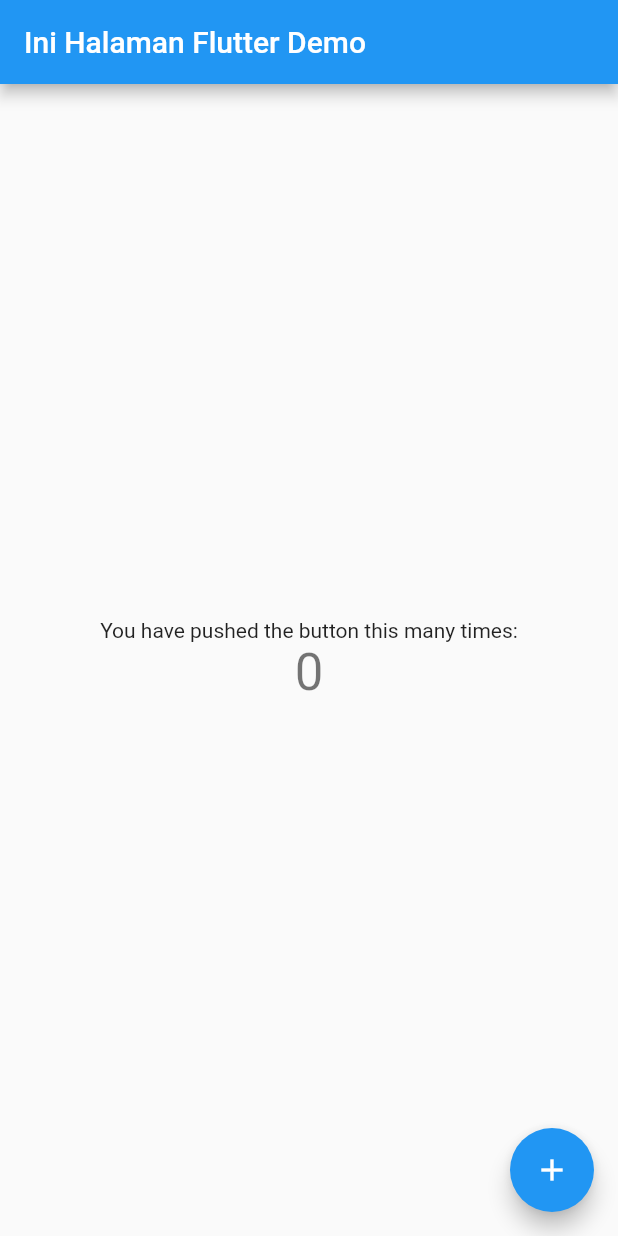
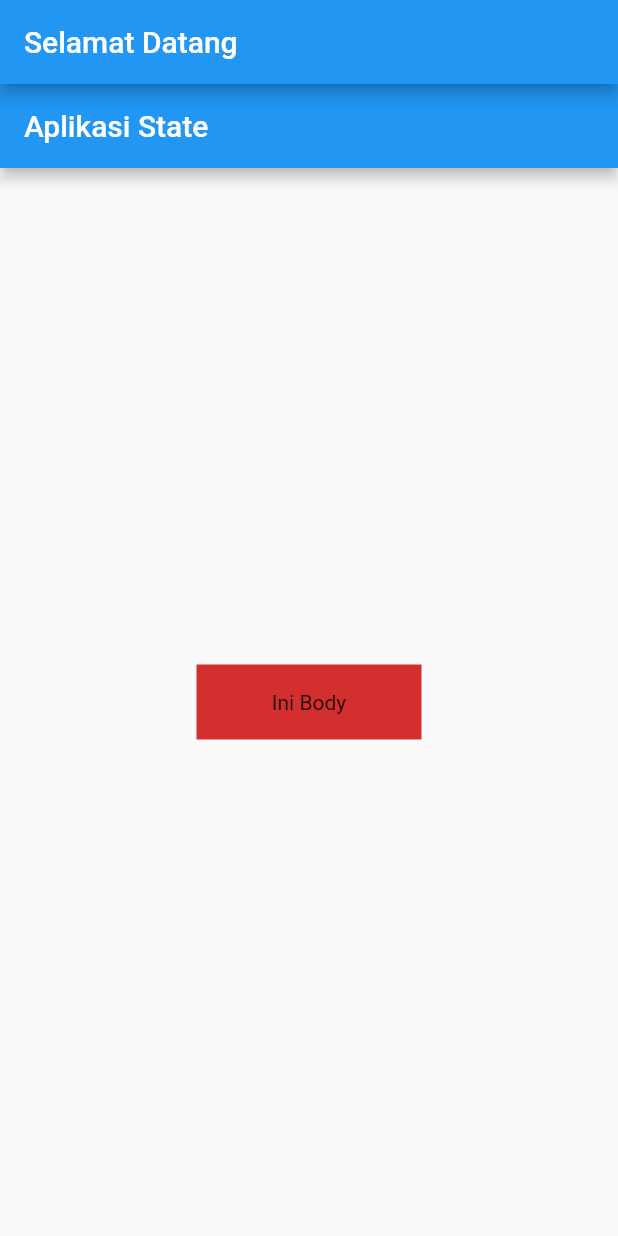
Before and after one commit to praztyobudi/SinauFlutter, a Flutter app: the screen it shows after launch, on a phone screen of 412 x 824 dp. Run offline on Flutter 3.47's test engine with Material 2 defaults, Android fonts, the phone set to English and light mode, and no system bars.

Commit message:
Application Life Cycle State
Inactive, pause, resume

```diff
--- a/lib/main.dart
+++ b/lib/main.dart
@@ -1,113 +1,70 @@
 import 'package:flutter/material.dart';
 
-void main() {
-  runApp(MyApp());
-}
+// void main() {
+//   runApp(MyApp());
+// }
+void main() => runApp(MyApp());
 
 class MyApp extends StatelessWidget {
-  // This widget is the root of your application.
   @override
   Widget build(BuildContext context) {
     return MaterialApp(
-      title: 'Flutter Demo',
-      theme: ThemeData(
-        // This is the theme of your application.
-        //
-        // Try running your application with "flutter run". You'll see the
-        // application has a blue toolbar. Then, without quitting the app, try
-        // changing the primarySwatch below to Colors.green and then invoke
-        // "hot reload" (press "r" in the console where you ran "flutter run",
-        // or simply save your changes to "hot reload" in a Flutter IDE).
-        // Notice that the counter didn't reset back to zero; the application
-        // is not restarted.
-        primarySwatch: Colors.blue,
+      debugShowCheckedModeBanner: false, //menghilangkan banner debug
+      home: Scaffold(
+        appBar: AppBar(
+          title: Text("Selamat Datang"),
+        ),
+        body: MainPage(),
       ),
-      home: MyHomePage(title: 'Ini Halaman Flutter Demo'),
     );
   }
 }
 
-class MyHomePage extends StatefulWidget {
-  MyHomePage({Key key, this.title}) : super(key: key);
+class MainPage extends StatefulWidget {
+  @override
+  _MainPageState createState() => _MainPageState();
+}
 
-  // This widget is the home page of your application. It is stateful, meaning
-  // that it has a State object (defined below) that contains fields that affect
-  // how it looks.
+class _MainPageState extends State<MainPage> with WidgetsBindingObserver {
+  @override
+  void initState() {
+    super.initState();
 
-  // This class is the configuration for the state. It holds the values (in this
-  // case the title) provided by the parent (in this case the App widget) and
-  // used by the build method of the State. Fields in a Widget subclass are
-  // always marked "final".
-
-  final String title;
+    WidgetsBinding.instance.addObserver(this);
+  }
 
   @override
-  _MyHomePageState createState() => _MyHomePageState();
-}
+  void dispose() {
+    WidgetsBinding.instance.removeObserver(this);
+    super.dispose();
+  }
 
-class _MyHomePageState extends State<MyHomePage> {
-  int _counter = 0;
-
-  void _incrementCounter() {
-    setState(() {
-      // This call to setState tells the Flutter framework that something has
-      // changed in this State, which causes it to rerun the build method below
-      // so that the display can reflect the updated values. If we changed
-      // _counter without calling setState(), then the build method would not be
-      // called again, and so nothing would appear to happen.
-      _counter++;
-    });
+  @override
+  void didChangeAppLifecycleState(AppLifecycleState state) {
+    super.didChangeAppLifecycleState(state);
+    if (state == AppLifecycleState.inactive) {
+      print("====>INACTIVE<====");
+    }
+    if (state == AppLifecycleState.paused) {
+      print("====>PAUSE<====");
+    }
+    if (state == AppLifecycleState.resumed) {
+      print("====>RESUME<====");
+    }
   }
 
   @override
   Widget build(BuildContext context) {
-    // This method is rerun every time setState is called, for instance as done
-    // by the _incrementCounter method above.
-    //
-    // The Flutter framework has been optimized to make rerunning build methods
-    // fast, so that you can just rebuild anything that needs updating rather
-    // than having to individually change instances of widgets.
     return Scaffold(
       appBar: AppBar(
-        // Here we take the value from the MyHomePage object that was created by
-        // the App.build method, and use it to set our appbar title.
-        title: Text(widget.title),
+        title: Text("Aplikasi State"),
       ),
       body: Center(
-        // Center is a layout widget. It takes a single child and positions it
-        // in the middle of the parent.
-        child: Column(
-          // Column is also a layout widget. It takes a list of children and
-          // arranges them vertically. By default, it sizes itself to fit its
-          // children horizontally, and tries to be as tall as its parent.
-          //
-          // Invoke "debug painting" (press "p" in the console, choose the
-          // "Toggle Debug Paint" action from the Flutter Inspector in Android
-          // Studio, or the "Toggle Debug Paint" command in Visual Studio Code)
-          // to see the wireframe for each widget.
-          //
-          // Column has various properties to control how it sizes itself and
-          // how it positions its children. Here we use mainAxisAlignment to
-          // center the children vertically; the main axis here is the vertical
-          // axis because Columns are vertical (the cross axis would be
-          // horizontal).
-          mainAxisAlignment: MainAxisAlignment.center,
-          children: <Widget>[
-            Text(
-              'You have pushed the button this many times:',
-            ),
-            Text(
-              '$_counter',
-              style: Theme.of(context).textTheme.headline4,
-            ),
-          ],
-        ),
-      ),
-      floatingActionButton: FloatingActionButton(
-        onPressed: _incrementCounter,
-        tooltip: 'Increment',
-        child: Icon(Icons.add),
-      ), // This trailing comma makes auto-formatting nicer for build methods.
+          child: Container(
+              color: Colors.red[700],
+              width: 150,
+              height: 50,
+              child: Center(child: Text("Ini Body")))),
     );
   }
 }
```
Also changed, not shown: lib/main ori.dart (added, +113 -0 lines), 2 other files.
